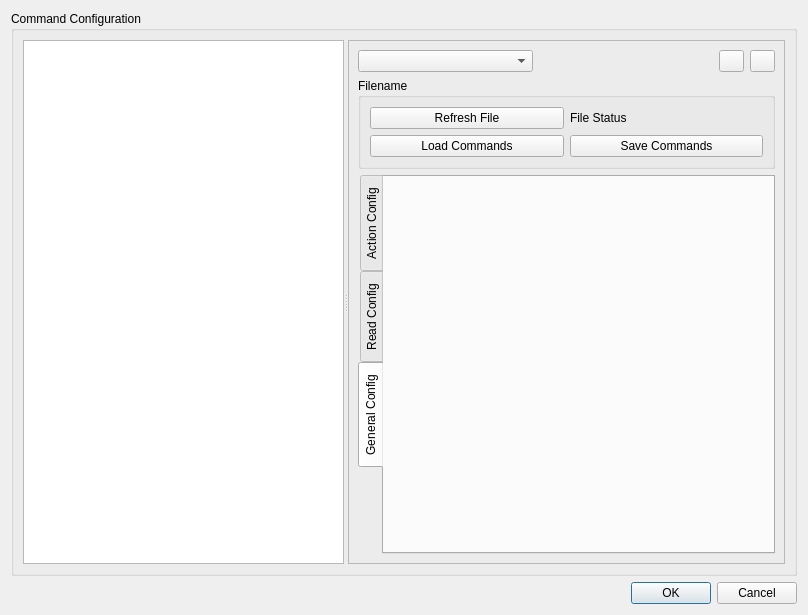
fedetony/GUI_XYZ_GImage, file GuiXYZ_CommandConfigurationDialog.ui: the form before one commit.
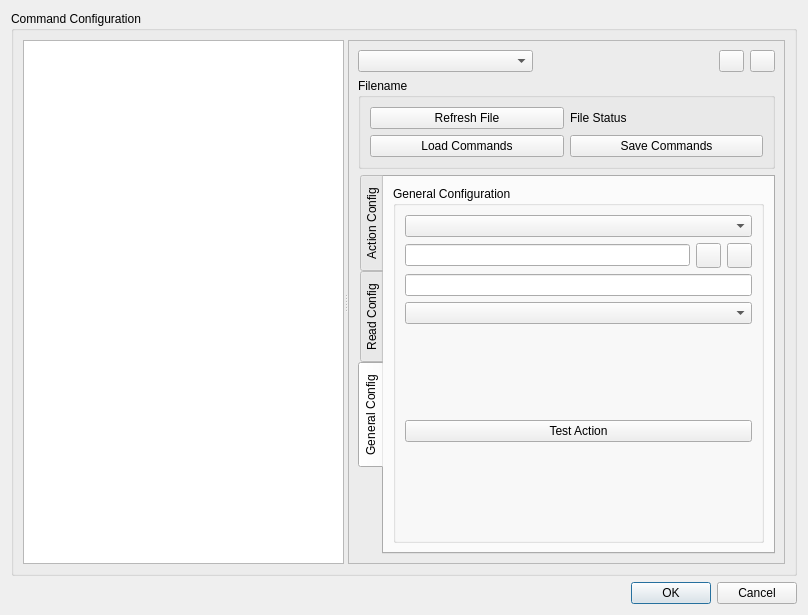
The form after the commit. The open tabs and pages were chosen to show the change. Icons and pictures are not drawn.

Commit message: Added General configuration Testing and type checking

```diff
--- a/GuiXYZ_CommandConfigurationDialog.ui
+++ b/GuiXYZ_CommandConfigurationDialog.ui
@@ -456,6 +456,118 @@
              <attribute name="title">
               <string>General Config</string>
              </attribute>
+             <layout class="QVBoxLayout" name="verticalLayout_7">
+              <item>
+               <widget class="QGroupBox" name="groupBox_CCD_IntChanges">
+                <property name="toolTip">
+                 <string/>
+                </property>
+                <property name="title">
+                 <string>General Configuration</string>
+                </property>
+                <layout class="QVBoxLayout" name="verticalLayout_6">
+                 <item>
+                  <widget class="QComboBox" name="comboBox_CCD_Intaction"/>
+                 </item>
+                 <item>
+                  <layout class="QHBoxLayout" name="horizontalLayout_4">
+                   <item>
+                    <widget class="QLineEdit" name="lineEdit_CCD_Intaction">
+                     <property name="toolTip">
+                      <string>action Name Field</string>
+                     </property>
+                    </widget>
+                   </item>
+                   <item>
+                    <widget class="QPushButton" name="pushButton_CCD_IntactionAdd">
+                     <property name="maximumSize">
+                      <size>
+                       <width>25</width>
+                       <height>25</height>
+                      </size>
+                     </property>
+                     <property name="toolTip">
+                      <string>Add new action or Replace format in action</string>
+                     </property>
+                     <property name="text">
+                      <string/>
+                     </property>
+                     <property name="icon">
+                      <iconset>
+                       <normaloff>img/add-icon.png</normaloff>img/add-icon.png</iconset>
+                     </property>
+                    </widget>
+                   </item>
+                   <item>
+                    <widget class="QPushButton" name="pushButton_CCD_IntactionDel">
+                     <property name="maximumSize">
+                      <size>
+                       <width>25</width>
+                       <height>25</height>
+                      </size>
+                     </property>
+                     <property name="toolTip">
+                      <string>Delete action or clear format in action</string>
+                     </property>
+                     <property name="text">
+                      <string/>
+                     </property>
+                     <property name="icon">
+                      <iconset>
+                       <normaloff>img/math-minus-icon.png</normaloff>img/math-minus-icon.png</iconset>
+                     </property>
+                    </widget>
+                   </item>
+                  </layout>
+                 </item>
+                 <item>
+                  <widget class="QLineEdit" name="lineEdit_CCD_IntFormat">
+                   <property name="toolTip">
+                    <string>Format Field</string>
+                   </property>
+                  </widget>
+                 </item>
+                 <item>
+                  <widget class="QComboBox" name="comboBox_CCD_Inttype">
+                   <property name="toolTip">
+                    <string>Here the type for the configuration. If defined makes type check</string>
+                   </property>
+                  </widget>
+                 </item>
+                 <item>
+                  <widget class="QLabel" name="label_CCD_testIntResultFormat">
+                   <property name="toolTip">
+                    <string>Format interpretation</string>
+                   </property>
+                   <property name="text">
+                    <string/>
+                   </property>
+                  </widget>
+                 </item>
+                 <item>
+                  <widget class="QPushButton" name="pushButton_CCD_IntactionTest">
+                   <property name="toolTip">
+                    <string>Press me to test with different parameter value on table.</string>
+                   </property>
+                   <property name="text">
+                    <string>Test Action</string>
+                   </property>
+                  </widget>
+                 </item>
+                 <item>
+                  <widget class="QLabel" name="label_CCD_testIntResult">
+                   <property name="toolTip">
+                    <string>Gcode interpretation Result</string>
+                   </property>
+                   <property name="text">
+                    <string/>
+                   </property>
+                  </widget>
+                 </item>
+                </layout>
+               </widget>
+              </item>
+             </layout>
             </widget>
            </widget>
           </item>
```
The commit also changes 6 other files.
